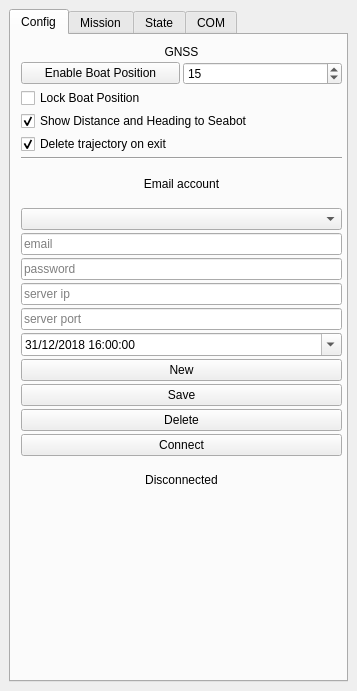
This is tools/qgis/seabot/seabot_dockwidget_base.ui in ThomasLeMezo/seabot as Qt 5 draws it before an edit. The edited form follows.
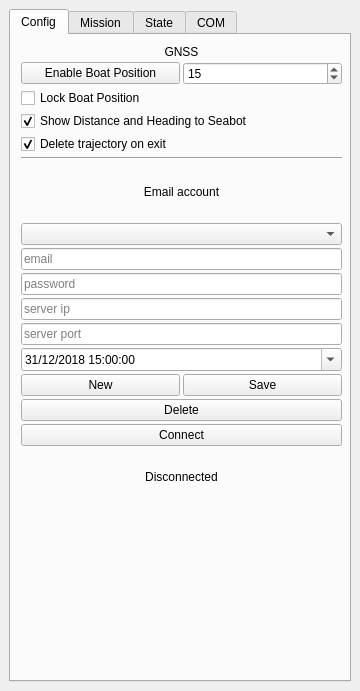
This is the edited form. The open tabs and pages were chosen to show the change.

What changed in the file:
```diff
--- a/tools/qgis/seabot/seabot_dockwidget_base.ui
+++ b/tools/qgis/seabot/seabot_dockwidget_base.ui
@@ -9,7 +9,7 @@
    <rect>
     <x>0</x>
     <y>0</y>
-    <width>357</width>
+    <width>360</width>
     <height>691</height>
    </rect>
   </property>
@@ -21,8 +21,8 @@
   </property>
   <property name="minimumSize">
    <size>
-    <width>250</width>
-    <height>269</height>
+    <width>360</width>
+    <height>691</height>
    </size>
   </property>
   <property name="windowTitle">
@@ -48,7 +48,7 @@
     </size>
    </property>
    <layout class="QGridLayout" name="gridLayout">
-    <item row="1" column="0">
+    <item row="0" column="0">
      <widget class="QTabWidget" name="tabWidget">
       <property name="sizePolicy">
        <sizepolicy hsizetype="Maximum" vsizetype="Maximum">
@@ -99,10 +99,10 @@
           <x>10</x>
           <y>10</y>
           <width>321</width>
-          <height>455</height>
+          <height>460</height>
          </rect>
         </property>
-        <layout class="QVBoxLayout" name="verticalLayout_2" stretch="1,0,0,0,0,0,0,0,0,0,0,0,0,0,0,0,0,0">
+        <layout class="QVBoxLayout" name="verticalLayout_2" stretch="1,0,0,0,0,0,0,0,0,0,0,0,0,0,0,0,0">
          <property name="spacing">
           <number>3</number>
          </property>
@@ -315,7 +315,7 @@
           <widget class="QDateTimeEdit" name="dateTimeEdit_last_sync">
            <property name="dateTime">
             <datetime>
-             <hour>16</hour>
+             <hour>15</hour>
              <minute>0</minute>
              <second>0</second>
              <year>2018</year>
@@ -325,7 +325,7 @@
            </property>
            <property name="minimumDateTime">
             <datetime>
-             <hour>14</hour>
+             <hour>13</hour>
              <minute>0</minute>
              <second>0</second>
              <year>2014</year>
@@ -345,6 +345,8 @@
           </widget>
          </item>
          <item>
+          <layout class="QHBoxLayout" name="horizontalLayout_2">
+           <item>
           <widget class="QPushButton" name="pushButton_server_new">
            <property name="text">
             <string>New</string>
@@ -358,6 +360,8 @@
            </property>
           </widget>
          </item>
+          </layout>
+         </item>
          <item>
           <widget class="QPushButton" name="pushButton_server_delete">
            <property name="text">
```
Left out of the diff: 29 changed lines with no effect on the pictures. Lines whose indentation alone changed are shown as unchanged.
